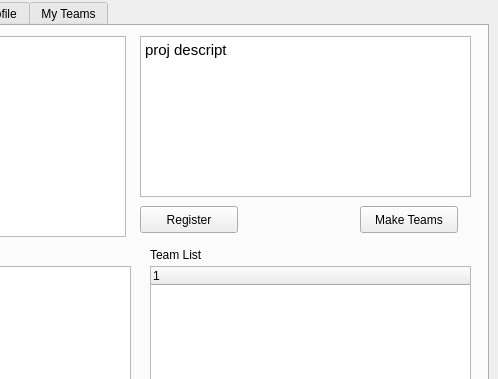
nighthee/cuPID, file mainwindow.ui: the form before one commit; both pictures show x 142 to 640 and y 0 to 379 of the 640 by 480 pixel window.
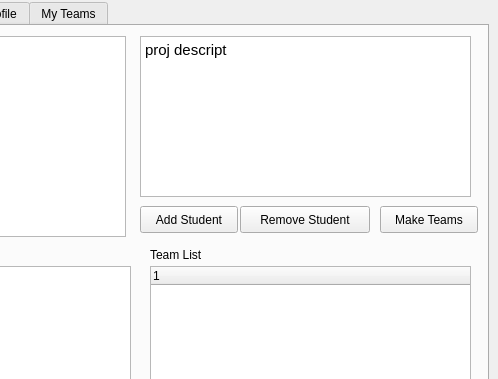
The form after the commit.

The edit to the form file:
```diff
--- a/mainwindow.ui
+++ b/mainwindow.ui
@@ -102,13 +102,13 @@
        </rect>
       </property>
       <property name="text">
-       <string>Register</string>
+       <string>Add Student</string>
       </property>
      </widget>
      <widget class="QPushButton" name="runCupidButton">
       <property name="geometry">
        <rect>
-        <x>500</x>
+        <x>520</x>
         <y>180</y>
         <width>98</width>
         <height>27</height>
@@ -159,6 +159,19 @@
        <string>Team List</string>
       </property>
      </widget>
+     <widget class="QPushButton" name="pushButton">
+      <property name="geometry">
+       <rect>
+        <x>380</x>
+        <y>180</y>
+        <width>130</width>
+        <height>27</height>
+       </rect>
+      </property>
+      <property name="text">
+       <string>Remove Student</string>
+      </property>
+     </widget>
     </widget>
     <widget class="QWidget" name="profileTab">
      <attribute name="title">
```
